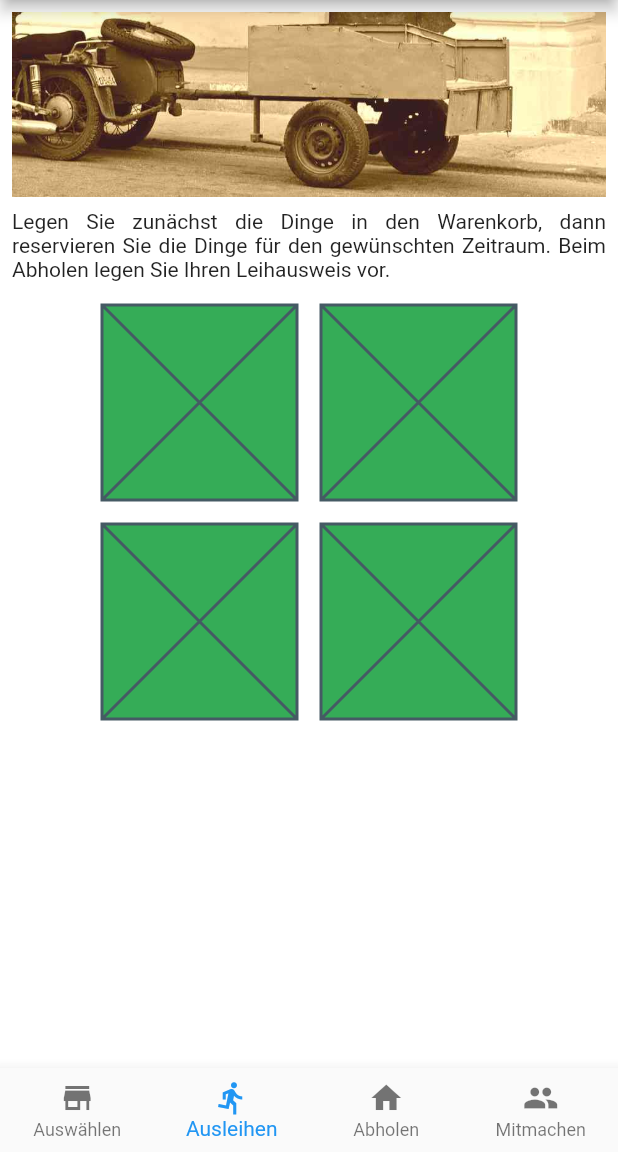
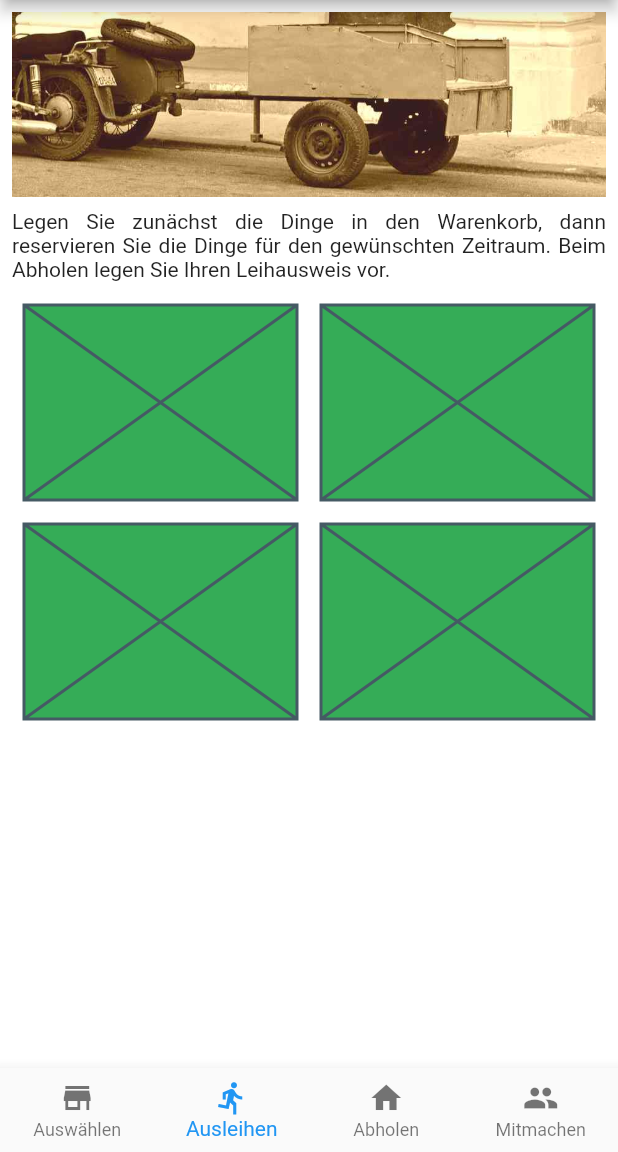
Before and after one commit to drmilde/leihladen_user_frontend_app, a Flutter app: the AusleihenScreen screen opened directly, on a phone screen of 412 x 824 dp, the part 84-1236 px from its top. Run offline on Flutter 3.47's test engine with Material 2 defaults, Android fonts, the phone set to English and light mode, and no system bars.

Commit message:
Table richtig aufgesetzt

```diff
--- a/lib/widgets/hauptseiten_widget.dart
+++ b/lib/widgets/hauptseiten_widget.dart
@@ -12,8 +12,6 @@ class HauptseitenWidget extends StatelessWidget {
   Widget build(BuildContext context) {
     return Padding(
       padding: const EdgeInsets.all(8.0),
-      child: SingleChildScrollView(
-        child: Container(
       child: Column(
         mainAxisAlignment: MainAxisAlignment.center,
         children: [
@@ -25,10 +23,11 @@ class HauptseitenWidget extends StatelessWidget {
           SizedBox(
             height: 8,
           ),
-              _kachelGridWidget,
+          Expanded(
+            flex: 1,
+            child: _kachelGridWidget,
+          ),
         ],
-          ),
-        ),
       ),
     );
   }
--- a/lib/widgets/kachel_grid_widget.dart
+++ b/lib/widgets/kachel_grid_widget.dart
@@ -8,7 +8,8 @@ class KachelGridWidget extends StatelessWidget {
   Color _cellColor;
   Widget _screen;
 
-  KachelGridWidget(this._width, this._cellSize, this._zeilen, this._spalten, this._screen) {
+  KachelGridWidget(
+      this._width, this._cellSize, this._zeilen, this._spalten, this._screen) {
     // todo tabellen berechnung einfügen
     _width += (16 * _spalten);
   }
@@ -16,13 +17,7 @@ class KachelGridWidget extends StatelessWidget {
   @override
   Widget build(BuildContext context) {
     _cellColor = Theme.of(context).primaryColor;
-    return Container(
-      width: _width,
-      child: Expanded(
-        flex: 1,
-        child: _createTable(context),
-      ),
-    );
+    return _createTable(context);
   }
 
   Table _createTable(context) {
@@ -36,7 +31,7 @@ class KachelGridWidget extends StatelessWidget {
   }
 
   TableRow _createTableRow(context) {
-    List<Widget> spalten = [];
+    List<TableCell> spalten = [];
     for (int i = 0; i < _spalten; i++) {
       spalten.add(_createTableCell(context));
     }
@@ -45,15 +40,15 @@ class KachelGridWidget extends StatelessWidget {
     );
   }
 
-  Padding _createTableCell(context) {
-    return Padding(
+  TableCell _createTableCell(context) {
+    return TableCell(
+      child: Padding(
         padding: const EdgeInsets.all(8.0),
         child: GestureDetector(
           onTap: () {
             Navigator.push(
                 context, MaterialPageRoute(builder: (context) => _screen));
           },
-        child: TableCell(
           child: Container(
               color: _cellColor,
               height: _cellSize,
```
Also changed, not shown: lib/screens/hauptseiten/auswaehlen_screen.dart (+6 -7 lines). Lines whose indentation alone changed are shown as unchanged.
